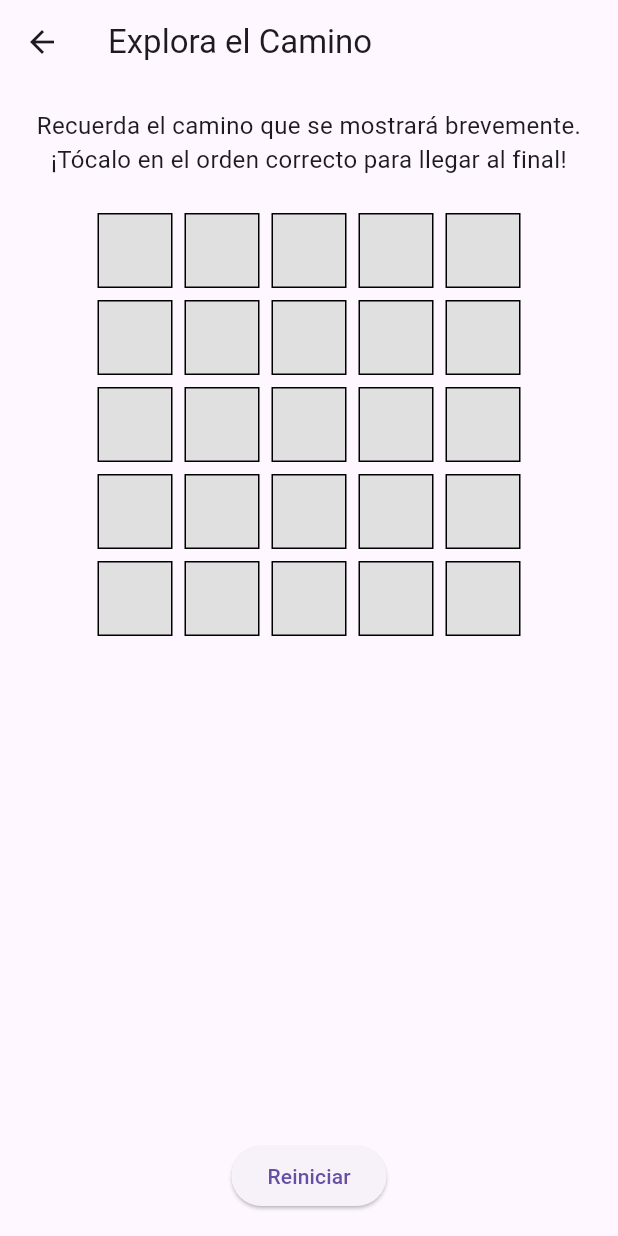
After one commit to idmr023/app_repaso, a Flutter app: the PathExplorerScreen screen opened directly, after a tap on "Reiniciar", on a phone screen of 412 x 824 dp. The commit adds this screen. Run offline on Flutter 3.47's test engine with Material 3 defaults, Android fonts, the phone set to English and light mode, and no system bars; our stand-ins replace webview_flutter.

Commit message:
Juego del camino

```diff
--- a/lib/screens/home_screen.dart
+++ b/lib/screens/home_screen.dart
@@ -6,7 +6,7 @@ import 'package:flutter/material.dart';
 import '../models/flashcard.dart';
 import 'create_card_screen.dart';
 import 'study_screen.dart';
-import 'webview_screen.dart';
+import 'path_explorer_screen.dart';
 
 class HomeScreen extends StatefulWidget {
   final List<Flashcard> flashcards;
@@ -18,7 +18,6 @@ class HomeScreen extends StatefulWidget {
 }
 
 final StudyStats _studyStats = StudyStats();
-
 
 class _HomeScreenState extends State<HomeScreen> {
   String _searchQuery = '';
@@ -39,9 +38,7 @@ class _HomeScreenState extends State<HomeScreen> {
     final card = widget.flashcards[index];
     final editedCard = await Navigator.push<Flashcard>(
       context,
-      MaterialPageRoute(
-        builder: (_) => CreateCardScreen(editCard: card),
-      ),
+      MaterialPageRoute(builder: (_) => CreateCardScreen(editCard: card)),
     );
     if (editedCard != null) {
       setState(() {
@@ -53,15 +50,17 @@ class _HomeScreenState extends State<HomeScreen> {
   @override
   Widget build(BuildContext context) {
     final filteredCards = widget.flashcards
-        .where((card) =>
-            card.question.toLowerCase().contains(_searchQuery.toLowerCase()) ||
-            card.answer.toLowerCase().contains(_searchQuery.toLowerCase()))
+        .where(
+          (card) =>
+              card.question.toLowerCase().contains(
+                _searchQuery.toLowerCase(),
+              ) ||
+              card.answer.toLowerCase().contains(_searchQuery.toLowerCase()),
+        )
         .toList();
 
     return Scaffold(
-      appBar: AppBar(
-        title: const Text('Mis Flashcards'),
-      ),
+      appBar: AppBar(title: const Text('Mis Flashcards')),
       body: Column(
         crossAxisAlignment: CrossAxisAlignment.start,
         children: [
@@ -132,7 +131,8 @@ class _HomeScreenState extends State<HomeScreen> {
                           Navigator.push(
                             context,
                             MaterialPageRoute(
-                        builder: (_) => QuizScreen(flashcards: widget.flashcards),
+                              builder: (_) =>
+                                  QuizScreen(flashcards: widget.flashcards),
                             ),
                           );
                         },
@@ -145,7 +145,7 @@ class _HomeScreenState extends State<HomeScreen> {
                           Navigator.push(
                             context,
                             MaterialPageRoute(
-                        builder: (_) => const WebViewScreen(),
+                              builder: (_) => const PathExplorerScreen(),
                             ),
                           );
                         },
@@ -163,9 +163,7 @@ class _HomeScreenState extends State<HomeScreen> {
             onPressed: () async {
               final importedCards = await Navigator.push<List<Flashcard>>(
                 context,
-          MaterialPageRoute(
-            builder: (_) => const ImportadorDeTarjetas(),
-          ),
+                MaterialPageRoute(builder: (_) => const ImportadorDeTarjetas()),
               );
               if (importedCards != null && importedCards.isNotEmpty) {
                 setState(() {
@@ -204,10 +202,6 @@ FloatingActionButton.extended(
           ),
         ],
       ),
-
-
-
-
     );
   }
 }
--- /dev/null
+++ b/lib/screens/path_explorer_screen.dart
@@ -0,0 +1,144 @@
+import 'package:flutter/material.dart';
+
+class PathExplorerScreen extends StatefulWidget {
+  const PathExplorerScreen({Key? key}) : super(key: key);
+
+  @override
+  State<PathExplorerScreen> createState() => _PathExplorerScreenState();
+}
+
+class _PathExplorerScreenState extends State<PathExplorerScreen> {
+  static const int gridSize = 5;
+  List<List<bool>> pathGrid = List.generate(5, (_) => List.filled(5, false));
+  List<Offset> correctPath = [
+    Offset(0, 0),
+    Offset(1, 0),
+    Offset(2, 0),
+    Offset(2, 1),
+    Offset(2, 2),
+  ];
+
+  bool showPath = true;
+  List<Offset> userPath = [];
+
+  @override
+  void initState() {
+    super.initState();
+    _showPathTemporarily();
+  }
+
+  void _showPathTemporarily() async {
+    for (var pos in correctPath) {
+      pathGrid[pos.dy.toInt()][pos.dx.toInt()] = true;
+    }
+
+    setState(() {
+      showPath = true;
+    });
+
+    await Future.delayed(const Duration(seconds: 3));
+
+    setState(() {
+      showPath = false;
+    });
+  }
+
+  void _onCellTapped(int row, int col) {
+    final tapped = Offset(col.toDouble(), row.toDouble());
+
+    setState(() {
+      userPath.add(tapped);
+    });
+
+    final expected = correctPath[userPath.length - 1];
+
+    if (tapped != expected) {
+      _showResultDialog("¡Error!", "Te equivocaste. Intenta de nuevo.");
+      userPath.clear();
+    } else if (userPath.length == correctPath.length) {
+      _showResultDialog("¡Bien hecho!", "Has completado el camino.");
+    }
+  }
+
+  void _showResultDialog(String title, String message) {
+    showDialog(
+      context: context,
+      builder: (_) => AlertDialog(
+        title: Text(title),
+        content: Text(message),
+        actions: [
+          TextButton(
+            onPressed: () {
+              Navigator.pop(context);
+              setState(() {
+                userPath.clear();
+              });
+            },
+            child: const Text("Reintentar"),
+          ),
+        ],
+      ),
+    );
+  }
+
+  Widget _buildGrid() {
+    return Column(
+      children: List.generate(gridSize, (row) {
+        return Row(
+          mainAxisAlignment: MainAxisAlignment.center,
+          children: List.generate(gridSize, (col) {
+            bool isInPath = pathGrid[row][col];
+            bool isTapped = userPath.contains(
+              Offset(col.toDouble(), row.toDouble()),
+            );
+            return GestureDetector(
+              onTap: () => _onCellTapped(row, col),
+              child: Container(
+                margin: const EdgeInsets.all(4),
+                width: 50,
+                height: 50,
+                decoration: BoxDecoration(
+                  color: showPath
+                      ? (isInPath ? Colors.blueAccent : Colors.grey[300])
+                      : (isTapped ? Colors.green : Colors.grey[300]),
+                  border: Border.all(color: Colors.black),
+                ),
+              ),
+            );
+          }),
+        );
+      }),
+    );
+  }
+
+  @override
+  Widget build(BuildContext context) {
+    return Scaffold(
+      appBar: AppBar(title: const Text("Explora el Camino")),
+      body: Padding(
+        padding: const EdgeInsets.all(16),
+        child: Column(
+          children: [
+            const Text(
+              "Recuerda el camino que se mostrará brevemente.\n¡Tócalo en el orden correcto para llegar al final!",
+              textAlign: TextAlign.center,
+              style: TextStyle(fontSize: 16),
+            ),
+            const SizedBox(height: 20),
+            Expanded(child: Center(child: _buildGrid())),
+            const SizedBox(height: 20),
+            ElevatedButton(
+              onPressed: () {
+                setState(() {
+                  userPath.clear();
+                  _showPathTemporarily();
+                });
+              },
+              child: const Text("Reiniciar"),
+            ),
+          ],
+        ),
+      ),
+    );
+  }
+}
```
Lines whose indentation alone changed are shown as unchanged.
